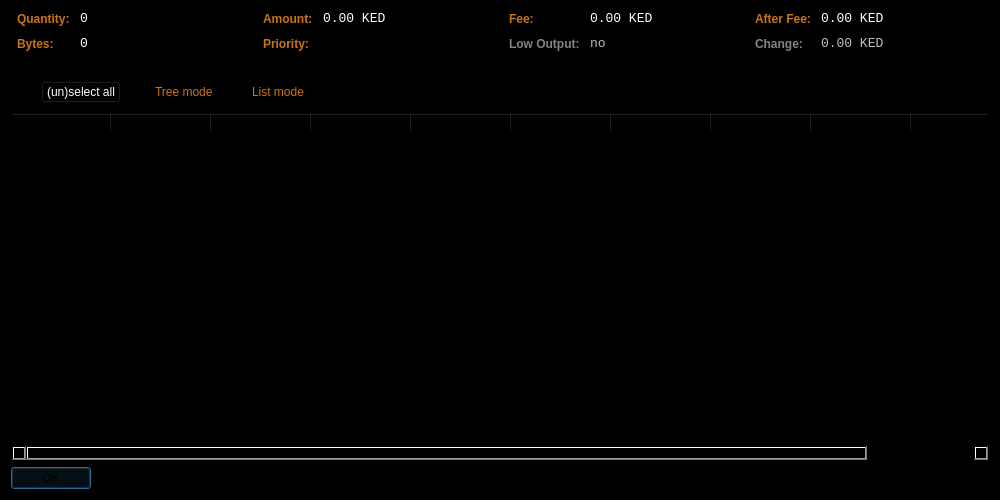
Qt form src/qt/forms/coincontroldialog.ui (scificryptocoin/Darsek) before a commit.
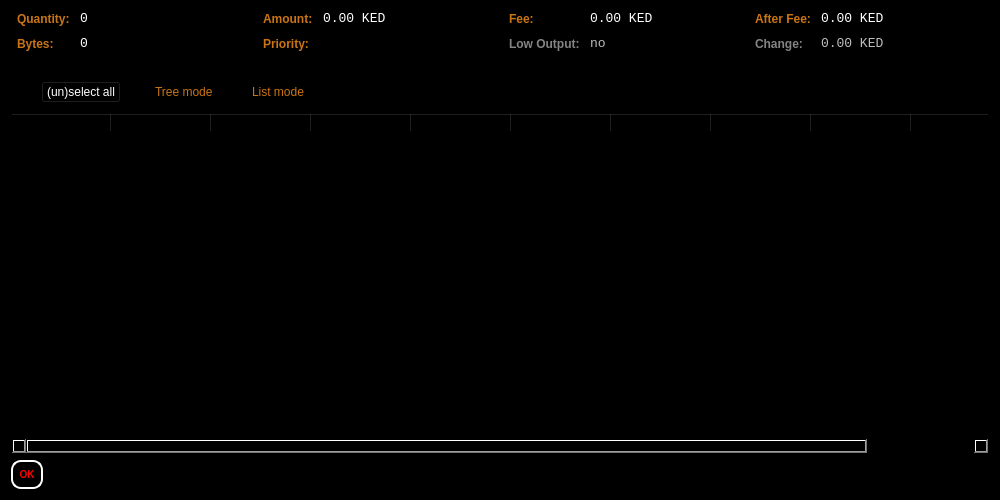
The same form after that commit. Custom widgets are drawn as their Qt base class.

What changed in the file:
```diff
--- a/src/qt/forms/coincontroldialog.ui
+++ b/src/qt/forms/coincontroldialog.ui
@@ -25,9 +25,9 @@
      <colorrole role="Button">
       <brush brushstyle="SolidPattern">
        <color alpha="255">
-        <red>255</red>
-        <green>255</green>
-        <blue>255</blue>
+        <red>0</red>
+        <green>0</green>
+        <blue>0</blue>
        </color>
       </brush>
      </colorrole>
@@ -79,18 +79,18 @@
      <colorrole role="Base">
       <brush brushstyle="SolidPattern">
        <color alpha="255">
-        <red>255</red>
-        <green>255</green>
-        <blue>255</blue>
+        <red>0</red>
+        <green>0</green>
+        <blue>0</blue>
        </color>
       </brush>
      </colorrole>
      <colorrole role="Window">
       <brush brushstyle="SolidPattern">
        <color alpha="255">
-        <red>202</red>
-        <green>117</green>
-        <blue>19</blue>
+        <red>0</red>
+        <green>0</green>
+        <blue>0</blue>
        </color>
       </brush>
      </colorrole>
@@ -126,9 +126,9 @@
      <colorrole role="Button">
       <brush brushstyle="SolidPattern">
        <color alpha="255">
-        <red>255</red>
-        <green>255</green>
-        <blue>255</blue>
+        <red>0</red>
+        <green>0</green>
+        <blue>0</blue>
        </color>
       </brush>
      </colorrole>
@@ -180,18 +180,18 @@
      <colorrole role="Base">
       <brush brushstyle="SolidPattern">
        <color alpha="255">
-        <red>255</red>
-        <green>255</green>
-        <blue>255</blue>
+        <red>0</red>
+        <green>0</green>
+        <blue>0</blue>
        </color>
       </brush>
      </colorrole>
      <colorrole role="Window">
       <brush brushstyle="SolidPattern">
        <color alpha="255">
-        <red>202</red>
-        <green>117</green>
-        <blue>19</blue>
+        <red>0</red>
+        <green>0</green>
+        <blue>0</blue>
        </color>
       </brush>
      </colorrole>
@@ -227,9 +227,9 @@
      <colorrole role="Button">
       <brush brushstyle="SolidPattern">
        <color alpha="255">
-        <red>255</red>
-        <green>255</green>
-        <blue>255</blue>
+        <red>0</red>
+        <green>0</green>
+        <blue>0</blue>
        </color>
       </brush>
      </colorrole>
@@ -281,18 +281,18 @@
      <colorrole role="Base">
       <brush brushstyle="SolidPattern">
        <color alpha="255">
-        <red>202</red>
-        <green>117</green>
-        <blue>19</blue>
+        <red>0</red>
+        <green>0</green>
+        <blue>0</blue>
        </color>
       </brush>
      </colorrole>
      <colorrole role="Window">
       <brush brushstyle="SolidPattern">
        <color alpha="255">
-        <red>202</red>
-        <green>117</green>
-        <blue>19</blue>
+        <red>0</red>
+        <green>0</green>
+        <blue>0</blue>
        </color>
       </brush>
      </colorrole>
@@ -3540,27 +3540,27 @@
         <colorrole role="Button">
          <brush brushstyle="SolidPattern">
           <color alpha="255">
-           <red>255</red>
-           <green>255</green>
-           <blue>255</blue>
+           <red>0</red>
+           <green>0</green>
+           <blue>0</blue>
           </color>
          </brush>
         </colorrole>
         <colorrole role="Base">
          <brush brushstyle="SolidPattern">
           <color alpha="255">
-           <red>255</red>
-           <green>255</green>
-           <blue>255</blue>
+           <red>0</red>
+           <green>0</green>
+           <blue>0</blue>
           </color>
          </brush>
         </colorrole>
         <colorrole role="Window">
          <brush brushstyle="SolidPattern">
           <color alpha="255">
-           <red>255</red>
-           <green>255</green>
-           <blue>255</blue>
+           <red>0</red>
+           <green>0</green>
+           <blue>0</blue>
           </color>
          </brush>
         </colorrole>
@@ -3578,27 +3578,27 @@
         <colorrole role="Button">
          <brush brushstyle="SolidPattern">
           <color alpha="255">
-           <red>255</red>
-           <green>255</green>
-           <blue>255</blue>
+           <red>0</red>
+           <green>0</green>
+           <blue>0</blue>
           </color>
          </brush>
         </colorrole>
         <colorrole role="Base">
          <brush brushstyle="SolidPattern">
           <color alpha="255">
-           <red>255</red>
-           <green>255</green>
-           <blue>255</blue>
+           <red>0</red>
+           <green>0</green>
+           <blue>0</blue>
           </color>
          </brush>
         </colorrole>
         <colorrole role="Window">
          <brush brushstyle="SolidPattern">
           <color alpha="255">
-           <red>255</red>
-           <green>255</green>
-           <blue>255</blue>
+           <red>0</red>
+           <green>0</green>
+           <blue>0</blue>
           </color>
          </brush>
         </colorrole>
@@ -3616,27 +3616,27 @@
         <colorrole role="Button">
          <brush brushstyle="SolidPattern">
           <color alpha="255">
-           <red>255</red>
-           <green>255</green>
-           <blue>255</blue>
+           <red>0</red>
+           <green>0</green>
+           <blue>0</blue>
           </color>
          </brush>
         </colorrole>
         <colorrole role="Base">
          <brush brushstyle="SolidPattern">
           <color alpha="255">
-           <red>255</red>
-           <green>255</green>
-           <blue>255</blue>
+           <red>0</red>
+           <green>0</green>
+           <blue>0</blue>
           </color>
          </brush>
         </colorrole>
         <colorrole role="Window">
          <brush brushstyle="SolidPattern">
           <color alpha="255">
-           <red>255</red>
-           <green>255</green>
-           <blue>255</blue>
+           <red>0</red>
+           <green>0</green>
+           <blue>0</blue>
           </color>
          </brush>
         </colorrole>
@@ -3741,7 +3741,7 @@
         <colorrole role="Button">
          <brush brushstyle="SolidPattern">
           <color alpha="255">
-           <red>170</red>
+           <red>0</red>
            <green>0</green>
            <blue>0</blue>
           </color>
@@ -3768,18 +3768,18 @@
         <colorrole role="Base">
          <brush brushstyle="SolidPattern">
           <color alpha="255">
-           <red>255</red>
-           <green>255</green>
-           <blue>255</blue>
+           <red>0</red>
+           <green>0</green>
+           <blue>0</blue>
           </color>
          </brush>
         </colorrole>
         <colorrole role="Window">
          <brush brushstyle="SolidPattern">
           <color alpha="255">
-           <red>255</red>
-           <green>255</green>
-           <blue>255</blue>
+           <red>0</red>
+           <green>0</green>
+           <blue>0</blue>
           </color>
          </brush>
         </colorrole>
@@ -3815,7 +3815,7 @@
         <colorrole role="Button">
          <brush brushstyle="SolidPattern">
           <color alpha="255">
-           <red>170</red>
+           <red>0</red>
            <green>0</green>
            <blue>0</blue>
           </color>
@@ -3842,18 +3842,18 @@
         <colorrole role="Base">
          <brush brushstyle="SolidPattern">
           <color alpha="255">
-           <red>255</red>
-           <green>255</green>
-           <blue>255</blue>
+           <red>0</red>
+           <green>0</green>
+           <blue>0</blue>
           </color>
          </brush>
         </colorrole>
         <colorrole role="Window">
          <brush brushstyle="SolidPattern">
           <color alpha="255">
-           <red>255</red>
-           <green>255</green>
-           <blue>255</blue>
+           <red>0</red>
+           <green>0</green>
+           <blue>0</blue>
           </color>
          </brush>
         </colorrole>
@@ -3889,7 +3889,7 @@
         <colorrole role="Button">
          <brush brushstyle="SolidPattern">
           <color alpha="255">
-           <red>170</red>
+           <red>0</red>
            <green>0</green>
            <blue>0</blue>
           </color>
@@ -3916,18 +3916,18 @@
         <colorrole role="Base">
          <brush brushstyle="SolidPattern">
           <color alpha="255">
-           <red>255</red>
-           <green>255</green>
-           <blue>255</blue>
+           <red>0</red>
+           <green>0</green>
+           <blue>0</blue>
           </color>
          </brush>
         </colorrole>
         <colorrole role="Window">
          <brush brushstyle="SolidPattern">
           <color alpha="255">
-           <red>255</red>
-           <green>255</green>
-           <blue>255</blue>
+           <red>0</red>
+           <green>0</green>
+           <blue>0</blue>
           </color>
          </brush>
         </colorrole>
@@ -3953,7 +3953,10 @@
       </palette>
      </property>
      <property name="autoFillBackground">
-      <bool>true</bool>
+      <bool>false</bool>
+     </property>
+     <property name="styleSheet">
+      <string notr="true">QPushButton { background : #000000 ;border-radius:10px; border-color: white; color: red;  border-style: solid; border-width: 2px;font: bold 10px;min-width: 5em; padding: 6px;}</string>
      </property>
      <property name="orientation">
       <enum>Qt::Horizontal</enum>
```
Left out of the diff: 54 changed lines with no effect on the pictures.
